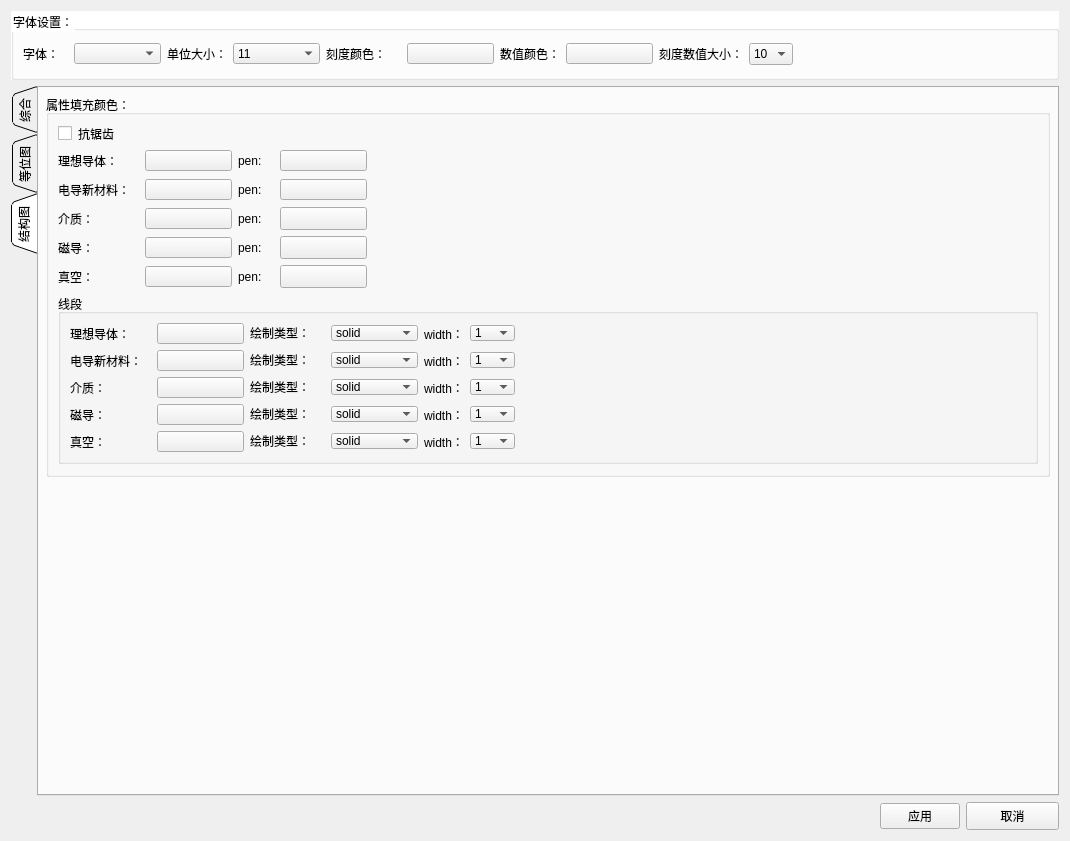
First picture: the form in src/DataVisualization/ConfigWidget.ui, repository BeQuiet1228/FreeCAD, before the edit.
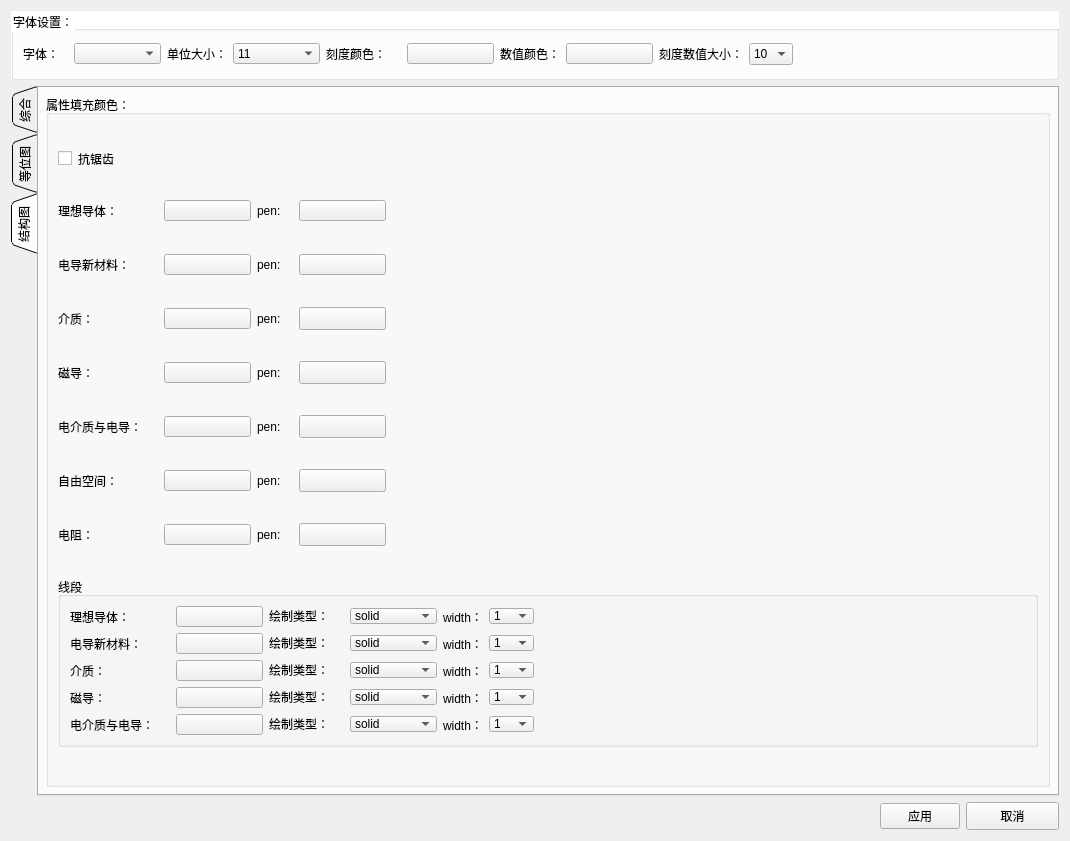
Second picture: the form after the edit.

```diff
--- a/src/DataVisualization/ConfigWidget.ui
+++ b/src/DataVisualization/ConfigWidget.ui
@@ -792,13 +792,13 @@
          <property name="minimumSize">
           <size>
            <width>0</width>
-           <height>382</height>
+           <height>15</height>
           </size>
          </property>
          <property name="maximumSize">
           <size>
            <width>16777215</width>
-           <height>382</height>
+           <height>16777215</height>
           </size>
          </property>
          <property name="title">
@@ -818,13 +818,13 @@
              <widget class="QLabel" name="label_10">
               <property name="minimumSize">
                <size>
-                <width>81</width>
+                <width>100</width>
                 <height>15</height>
                </size>
               </property>
               <property name="maximumSize">
                <size>
-                <width>81</width>
+                <width>100</width>
                 <height>15</height>
                </size>
               </property>
@@ -911,13 +911,13 @@
              <widget class="QLabel" name="label_11">
               <property name="minimumSize">
                <size>
-                <width>81</width>
+                <width>100</width>
                 <height>15</height>
                </size>
               </property>
               <property name="maximumSize">
                <size>
-                <width>81</width>
+                <width>100</width>
                 <height>15</height>
                </size>
               </property>
@@ -1004,13 +1004,13 @@
              <widget class="QLabel" name="label_12">
               <property name="minimumSize">
                <size>
-                <width>81</width>
+                <width>100</width>
                 <height>15</height>
                </size>
               </property>
               <property name="maximumSize">
                <size>
-                <width>81</width>
+                <width>100</width>
                 <height>15</height>
                </size>
               </property>
@@ -1097,13 +1097,13 @@
              <widget class="QLabel" name="label_13">
               <property name="minimumSize">
                <size>
-                <width>81</width>
+                <width>100</width>
                 <height>15</height>
                </size>
               </property>
               <property name="maximumSize">
                <size>
-                <width>81</width>
+                <width>100</width>
                 <height>15</height>
                </size>
               </property>
@@ -1184,7 +1184,7 @@
              <widget class="QLabel" name="label_14">
               <property name="minimumSize">
                <size>
-                <width>81</width>
+                <width>100</width>
                 <height>15</height>
                </size>
               </property>
@@ -1195,7 +1195,7 @@
                </size>
               </property>
               <property name="text">
-               <string>真空：</string>
+               <string>电介质与电导：</string>
               </property>
              </widget>
             </item>
@@ -1272,6 +1272,192 @@
            </layout>
           </item>
           <item row="6" column="0">
+           <layout class="QHBoxLayout" name="horizontalLayout_21">
+            <item>
+             <widget class="QLabel" name="label_43">
+              <property name="minimumSize">
+               <size>
+                <width>100</width>
+                <height>15</height>
+               </size>
+              </property>
+              <property name="maximumSize">
+               <size>
+                <width>100</width>
+                <height>15</height>
+               </size>
+              </property>
+              <property name="text">
+               <string>自由空间：</string>
+              </property>
+             </widget>
+            </item>
+            <item>
+             <widget class="QPushButton" name="FreespaceColor">
+              <property name="minimumSize">
+               <size>
+                <width>87</width>
+                <height>21</height>
+               </size>
+              </property>
+              <property name="maximumSize">
+               <size>
+                <width>87</width>
+                <height>21</height>
+               </size>
+              </property>
+              <property name="text">
+               <string/>
+              </property>
+             </widget>
+            </item>
+            <item>
+             <widget class="QLabel" name="label_44">
+              <property name="minimumSize">
+               <size>
+                <width>36</width>
+                <height>23</height>
+               </size>
+              </property>
+              <property name="maximumSize">
+               <size>
+                <width>36</width>
+                <height>23</height>
+               </size>
+              </property>
+              <property name="text">
+               <string>pen:</string>
+              </property>
+             </widget>
+            </item>
+            <item>
+             <widget class="QPushButton" name="FreespacelineColor">
+              <property name="minimumSize">
+               <size>
+                <width>87</width>
+                <height>23</height>
+               </size>
+              </property>
+              <property name="maximumSize">
+               <size>
+                <width>87</width>
+                <height>23</height>
+               </size>
+              </property>
+              <property name="text">
+               <string/>
+              </property>
+             </widget>
+            </item>
+            <item>
+             <spacer name="horizontalSpacer_17">
+              <property name="orientation">
+               <enum>Qt::Horizontal</enum>
+              </property>
+              <property name="sizeHint" stdset="0">
+               <size>
+                <width>40</width>
+                <height>20</height>
+               </size>
+              </property>
+             </spacer>
+            </item>
+           </layout>
+          </item>
+          <item row="7" column="0">
+           <layout class="QHBoxLayout" name="horizontalLayout_24">
+            <item>
+             <widget class="QLabel" name="label_45">
+              <property name="minimumSize">
+               <size>
+                <width>100</width>
+                <height>15</height>
+               </size>
+              </property>
+              <property name="maximumSize">
+               <size>
+                <width>100</width>
+                <height>15</height>
+               </size>
+              </property>
+              <property name="text">
+               <string>电阻：</string>
+              </property>
+             </widget>
+            </item>
+            <item>
+             <widget class="QPushButton" name="FOILColor">
+              <property name="minimumSize">
+               <size>
+                <width>87</width>
+                <height>21</height>
+               </size>
+              </property>
+              <property name="maximumSize">
+               <size>
+                <width>87</width>
+                <height>21</height>
+               </size>
+              </property>
+              <property name="text">
+               <string/>
+              </property>
+             </widget>
+            </item>
+            <item>
+             <widget class="QLabel" name="label_46">
+              <property name="minimumSize">
+               <size>
+                <width>36</width>
+                <height>23</height>
+               </size>
+              </property>
+              <property name="maximumSize">
+               <size>
+                <width>36</width>
+                <height>23</height>
+               </size>
+              </property>
+              <property name="text">
+               <string>pen:</string>
+              </property>
+             </widget>
+            </item>
+            <item>
+             <widget class="QPushButton" name="FOILlineColor">
+              <property name="minimumSize">
+               <size>
+                <width>87</width>
+                <height>23</height>
+               </size>
+              </property>
+              <property name="maximumSize">
+               <size>
+                <width>87</width>
+                <height>23</height>
+               </size>
+              </property>
+              <property name="text">
+               <string/>
+              </property>
+             </widget>
+            </item>
+            <item>
+             <spacer name="horizontalSpacer_18">
+              <property name="orientation">
+               <enum>Qt::Horizontal</enum>
+              </property>
+              <property name="sizeHint" stdset="0">
+               <size>
+                <width>40</width>
+                <height>20</height>
+               </size>
+              </property>
+             </spacer>
+            </item>
+           </layout>
+          </item>
+          <item row="8" column="0">
            <widget class="QGroupBox" name="groupBox_6">
             <property name="minimumSize">
              <size>
@@ -1295,13 +1481,13 @@
                 <widget class="QLabel" name="label_22">
                  <property name="minimumSize">
                   <size>
-                   <width>81</width>
+                   <width>100</width>
                    <height>15</height>
                   </size>
                  </property>
                  <property name="maximumSize">
                   <size>
-                   <width>81</width>
+                   <width>100</width>
                    <height>15</height>
                   </size>
                  </property>
@@ -1493,13 +1679,13 @@
                 <widget class="QLabel" name="label_25">
                  <property name="minimumSize">
                   <size>
-                   <width>81</width>
+                   <width>100</width>
                    <height>15</height>
                   </size>
                  </property>
                  <property name="maximumSize">
                   <size>
-                   <width>81</width>
+                   <width>100</width>
                    <height>15</height>
                   </size>
                  </property>
@@ -1691,13 +1877,13 @@
                 <widget class="QLabel" name="label_24">
                  <property name="minimumSize">
                   <size>
-                   <width>81</width>
+                   <width>100</width>
                    <height>15</height>
                   </size>
                  </property>
                  <property name="maximumSize">
                   <size>
-                   <width>81</width>
+                   <width>100</width>
                    <height>15</height>
                   </size>
                  </property>
@@ -1889,13 +2075,13 @@
                 <widget class="QLabel" name="label_26">
                  <property name="minimumSize">
                   <size>
-                   <width>81</width>
+                   <width>100</width>
                    <height>15</height>
                   </size>
                  </property>
                  <property name="maximumSize">
                   <size>
-                   <width>81</width>
+                   <width>100</width>
                    <height>15</height>
                   </size>
                  </property>
@@ -2087,18 +2273,18 @@
                 <widget class="QLabel" name="label_23">
                  <property name="minimumSize">
                   <size>
-                   <width>81</width>
+                   <width>100</width>
                    <height>15</height>
                   </size>
                  </property>
                  <property name="maximumSize">
                   <size>
-                   <width>81</width>
+                   <width>100</width>
                    <height>15</height>
                   </size>
                  </property>
                  <property name="text">
-                  <string>真空：</string>
+                  <string>电介质与电导：</string>
                  </property>
                 </widget>
                </item>
@@ -2285,19 +2471,6 @@
          </layout>
         </widget>
        </item>
-       <item row="1" column="0">
-        <spacer name="verticalSpacer_2">
-         <property name="orientation">
-          <enum>Qt::Vertical</enum>
-         </property>
-         <property name="sizeHint" stdset="0">
-          <size>
-           <width>20</width>
-           <height>305</height>
-          </size>
-         </property>
-        </spacer>
-       </item>
       </layout>
      </widget>
     </widget>
```
Left out of the diff: 50 changed lines with no effect on the pictures.
